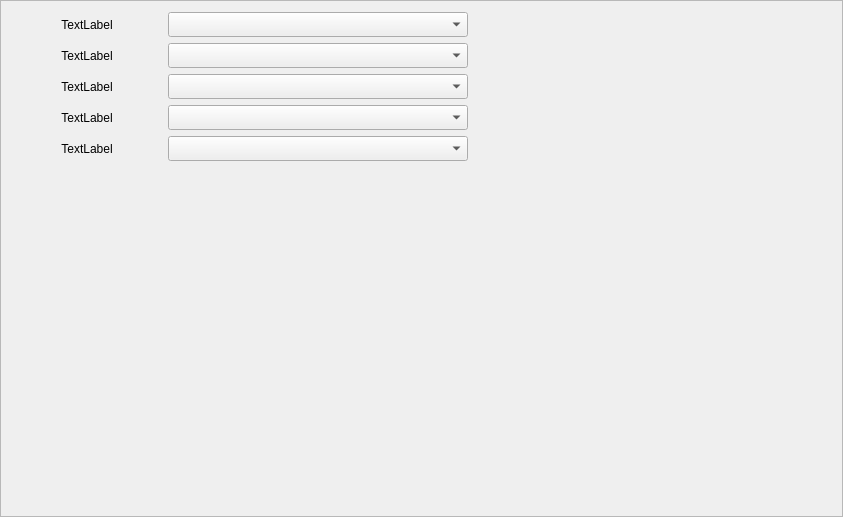
JerryShe/O-Reader, file parser-test/settings_profilelayout.ui: the form before one commit.
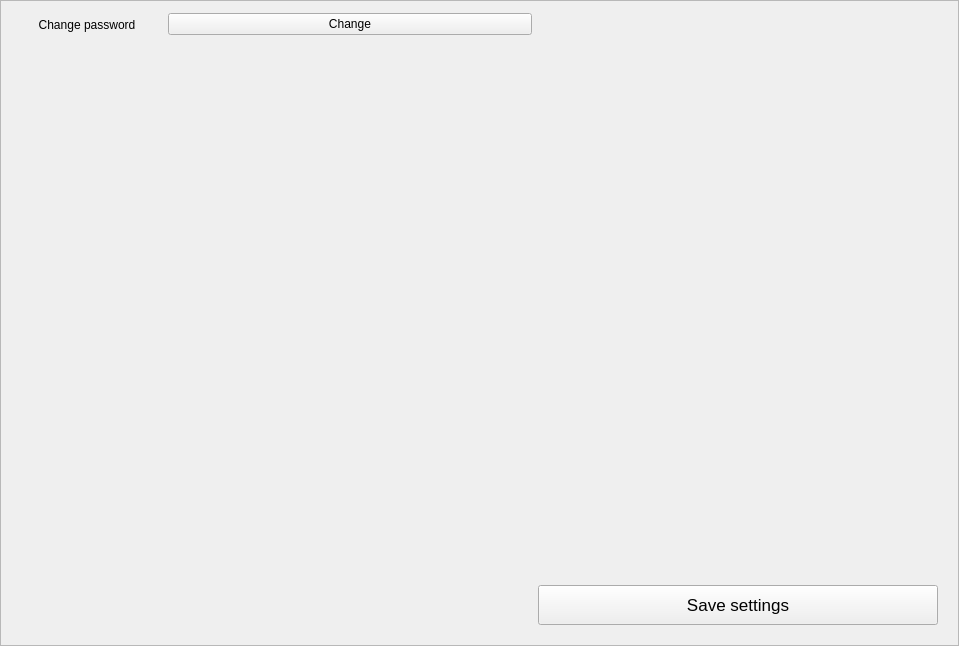
The form after the commit.

Patch:
```diff
--- a/parser-test/settings_profilelayout.ui
+++ b/parser-test/settings_profilelayout.ui
@@ -6,8 +6,8 @@
    <rect>
     <x>0</x>
     <y>0</y>
-    <width>843</width>
-    <height>517</height>
+    <width>959</width>
+    <height>646</height>
    </rect>
   </property>
   <property name="windowTitle">
@@ -20,8 +20,14 @@
    <enum>QFrame::Raised</enum>
   </property>
   <layout class="QGridLayout" name="gridLayout">
-   <item row="5" column="0">
-    <widget class="QLabel" name="label_6">
+   <property name="rightMargin">
+    <number>20</number>
+   </property>
+   <property name="bottomMargin">
+    <number>20</number>
+   </property>
+   <item row="1" column="0">
+    <widget class="QLabel" name="label_2">
      <property name="minimumSize">
       <size>
        <width>150</width>
@@ -29,58 +35,43 @@
       </size>
      </property>
      <property name="text">
-      <string>TextLabel</string>
+      <string>Change password</string>
      </property>
      <property name="alignment">
       <set>Qt::AlignCenter</set>
      </property>
     </widget>
    </item>
-   <item row="2" column="0">
-    <widget class="QLabel" name="label_3">
+   <item row="3" column="2">
+    <widget class="QPushButton" name="SaveButton">
+     <property name="sizePolicy">
+      <sizepolicy hsizetype="Preferred" vsizetype="Fixed">
+       <horstretch>0</horstretch>
+       <verstretch>0</verstretch>
+      </sizepolicy>
+     </property>
      <property name="minimumSize">
       <size>
-       <width>150</width>
-       <height>25</height>
+       <width>400</width>
+       <height>40</height>
       </size>
      </property>
-     <property name="text">
-      <string>TextLabel</string>
-     </property>
-     <property name="alignment">
-      <set>Qt::AlignCenter</set>
-     </property>
-    </widget>
-   </item>
-   <item row="3" column="0">
-    <widget class="QLabel" name="label_4">
-     <property name="minimumSize">
+     <property name="maximumSize">
       <size>
-       <width>150</width>
-       <height>25</height>
+       <width>400</width>
+       <height>40</height>
       </size>
      </property>
+     <property name="font">
+      <font>
+       <pointsize>13</pointsize>
+      </font>
+     </property>
      <property name="text">
-      <string>TextLabel</string>
+      <string>Save settings</string>
      </property>
-     <property name="alignment">
-      <set>Qt::AlignCenter</set>
-     </property>
     </widget>
    </item>
-   <item row="6" column="0">
-    <spacer name="verticalSpacer">
-     <property name="orientation">
-      <enum>Qt::Vertical</enum>
-     </property>
-     <property name="sizeHint" stdset="0">
-      <size>
-       <width>20</width>
-       <height>40</height>
-      </size>
-     </property>
-    </spacer>
-   </item>
    <item row="0" column="1">
     <spacer name="horizontalSpacer">
      <property name="orientation">
@@ -94,115 +85,23 @@
      </property>
     </spacer>
    </item>
-   <item row="1" column="1">
-    <widget class="QComboBox" name="comboBox_5">
-     <property name="minimumSize">
-      <size>
-       <width>300</width>
-       <height>25</height>
-      </size>
-     </property>
-     <property name="maximumSize">
-      <size>
-       <width>300</width>
-       <height>25</height>
-      </size>
-     </property>
-    </widget>
-   </item>
-   <item row="1" column="0">
-    <widget class="QLabel" name="label_2">
-     <property name="minimumSize">
-      <size>
-       <width>150</width>
-       <height>25</height>
-      </size>
-     </property>
-     <property name="text">
-      <string>TextLabel</string>
-     </property>
-     <property name="alignment">
-      <set>Qt::AlignCenter</set>
-     </property>
-    </widget>
-   </item>
-   <item row="4" column="0">
-    <widget class="QLabel" name="label_5">
-     <property name="minimumSize">
-      <size>
-       <width>150</width>
-       <height>25</height>
-      </size>
-     </property>
-     <property name="text">
-      <string>TextLabel</string>
-     </property>
-     <property name="alignment">
-      <set>Qt::AlignCenter</set>
-     </property>
-    </widget>
-   </item>
    <item row="2" column="1">
-    <widget class="QComboBox" name="comboBox_6">
-     <property name="minimumSize">
-      <size>
-       <width>300</width>
-       <height>25</height>
-      </size>
+    <spacer name="verticalSpacer">
+     <property name="orientation">
+      <enum>Qt::Vertical</enum>
      </property>
-     <property name="maximumSize">
+     <property name="sizeHint" stdset="0">
       <size>
-       <width>300</width>
-       <height>25</height>
+       <width>20</width>
+       <height>40</height>
       </size>
      </property>
-    </widget>
+    </spacer>
    </item>
-   <item row="3" column="1">
-    <widget class="QComboBox" name="comboBox_7">
-     <property name="minimumSize">
-      <size>
-       <width>300</width>
-       <height>25</height>
-      </size>
-     </property>
-     <property name="maximumSize">
-      <size>
-       <width>300</width>
-       <height>25</height>
-      </size>
-     </property>
-    </widget>
-   </item>
-   <item row="4" column="1">
-    <widget class="QComboBox" name="comboBox_8">
-     <property name="minimumSize">
-      <size>
-       <width>300</width>
-       <height>25</height>
-      </size>
-     </property>
-     <property name="maximumSize">
-      <size>
-       <width>300</width>
-       <height>25</height>
-      </size>
-     </property>
-    </widget>
-   </item>
-   <item row="5" column="1">
-    <widget class="QComboBox" name="comboBox_9">
-     <property name="minimumSize">
-      <size>
-       <width>300</width>
-       <height>25</height>
-      </size>
-     </property>
-     <property name="maximumSize">
-      <size>
-       <width>300</width>
-       <height>25</height>
-      </size>
+   <item row="1" column="1">
+    <widget class="QPushButton" name="ChangePasswordButton">
+     <property name="text">
+      <string>Change</string>
      </property>
     </widget>
    </item>
```
